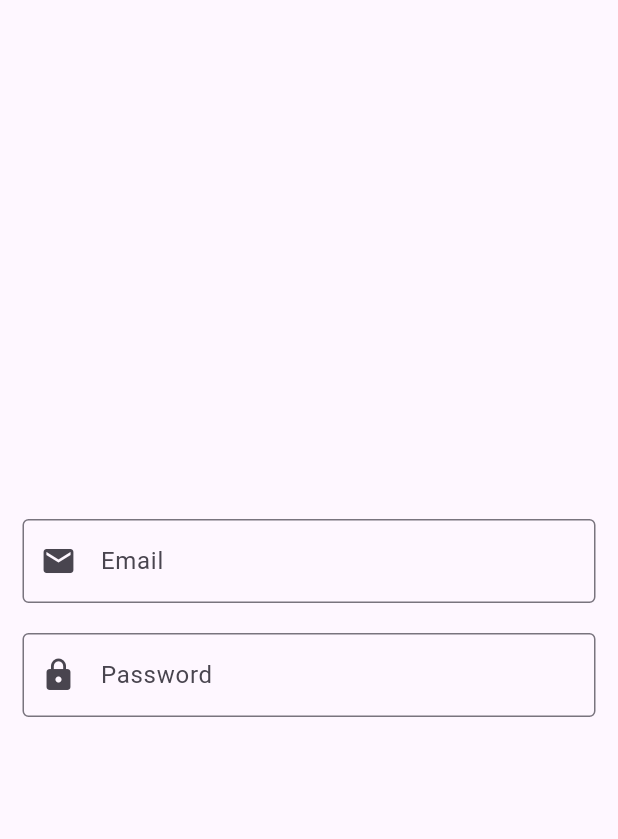
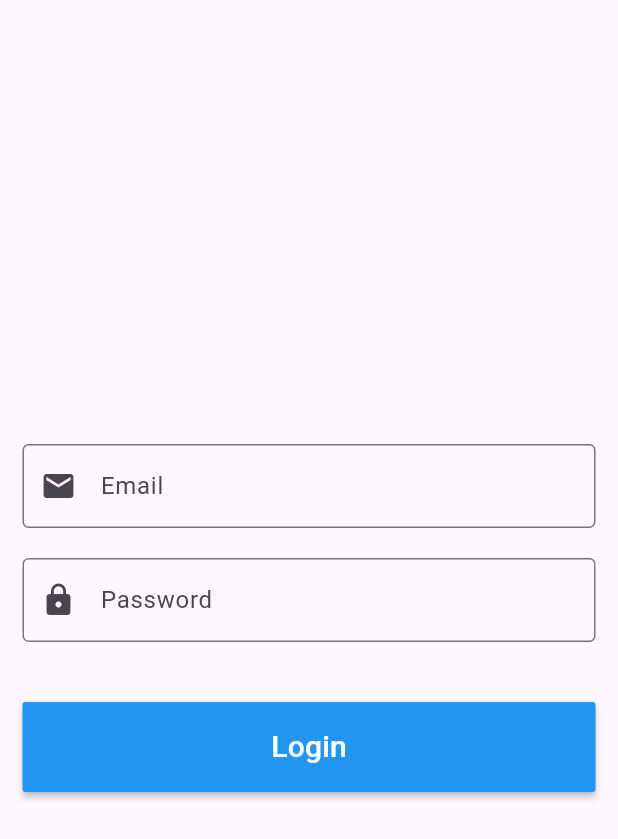
Before and after one commit to shawkary/shop_app, a Flutter app: the LoginView screen opened directly, on a phone screen of 412 x 824 dp. Shown: the top 839 px of the screen. Run offline on Flutter 3.47's test engine with Material 3 defaults, Android fonts, the phone set to English and light mode, and no system bars; our stand-ins replace smooth_page_indicator.

Commit message:
add custom_button

```diff
--- /dev/null
+++ b/lib/features/login/presentation/views/widgets/custom_button.dart
@@ -0,0 +1,29 @@
+import 'package:flutter/material.dart';
+
+class CustomButton extends StatelessWidget {
+  const CustomButton({
+    super.key,
+    required this.onPressed,
+    this.text = '',
+  });
+
+  final void Function()? onPressed;
+  final String text;
+
+  @override
+  Widget build(BuildContext context) {
+    return Padding(
+      padding: const EdgeInsets.symmetric(horizontal: 15.0),
+      child: MaterialButton(
+        minWidth: double.infinity,
+        height: 60,
+        color: Colors.blue,
+        onPressed: onPressed,
+        child: Text(text, style: const TextStyle(
+          color: Colors.white,
+          fontSize: 20,
+        ),),
+      ),
+    );
+  }
+}
--- a/lib/features/login/presentation/views/widgets/login_view_body.dart
+++ b/lib/features/login/presentation/views/widgets/login_view_body.dart
@@ -1,4 +1,5 @@
 import 'package:flutter/material.dart';
+import 'package:ibrahim_project/features/login/presentation/views/widgets/custom_button.dart';
 import 'custom_text_field.dart';
 
 
@@ -7,18 +8,23 @@ class LoginViewBody extends StatelessWidget {
 
   @override
   Widget build(BuildContext context) {
-    return const Center(
+    return Center(
         child: SingleChildScrollView(
             child: Column(
               children: [
-                CustomTextFormField(
+                const CustomTextFormField(
                   prefixIcon: Icons.email,
                   label: 'Email',
                 ),
-                SizedBox(height: 20),
-                CustomTextFormField(
+                const SizedBox(height: 20),
+                const CustomTextFormField(
                   prefixIcon: Icons.lock,
                   label: 'Password',
+                ),
+                const SizedBox(height: 40),
+                CustomButton(
+                  onPressed: (){},
+                  text: 'Login',
                 ),
               ],
             )
```
